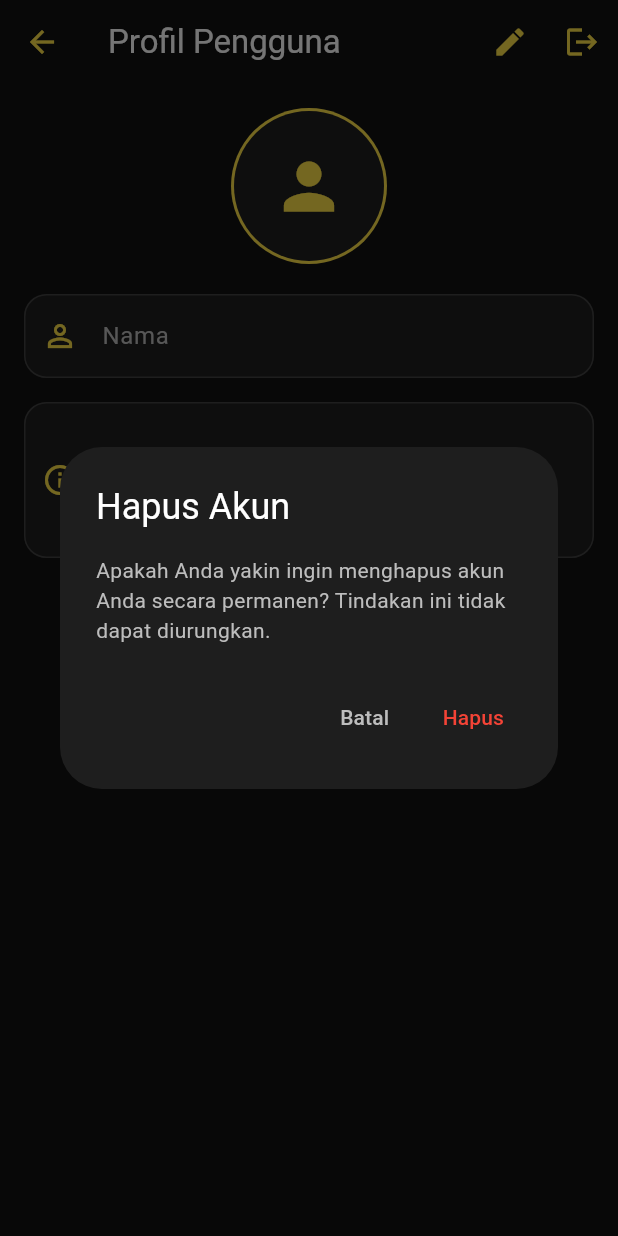
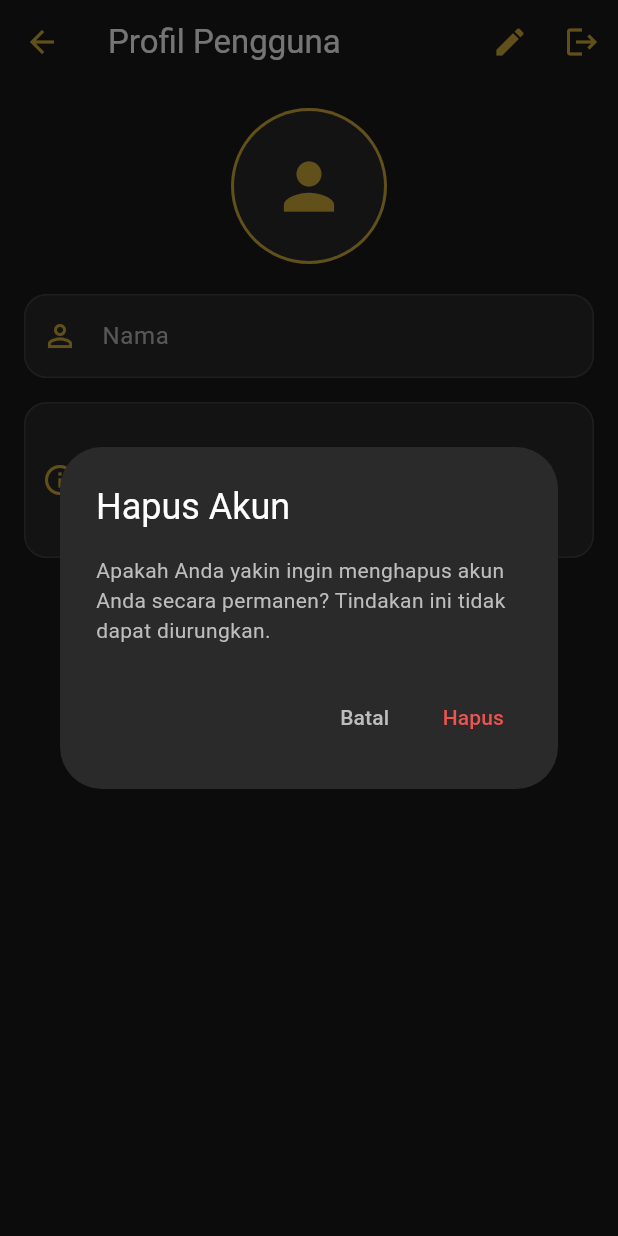
Before and after one commit to jennn1-jr/toko-novel, a Flutter app: the ProfilePage screen opened directly, after a tap on "Hapus Akun", on a phone screen of 412 x 824 dp. Run offline on Flutter 3.47's test engine with Material 3 defaults, Android fonts, the phone set to English and light mode, and no system bars; our stand-ins replace cloud_firestore, firebase_auth, firebase_core, font_awesome_flutter, pdf, printing and 1 more; accounts and stored records are empty; Roboto replaces fonts that are missing (Poppins); project files that could hold a hidden picture were left out.

Commit message:
update profile

```diff
--- a/lib/profile_page.dart
+++ b/lib/profile_page.dart
@@ -2,6 +2,7 @@ import 'package:flutter/material.dart';
 import 'package:firebase_auth/firebase_auth.dart';
 import 'package:tokonovel/login_register.dart'; // Import halaman login
 import 'package:tokonovel/models/user_models.dart';
+import 'package:tokonovel/theme.dart';
 import 'services/firestore_service.dart';
 
 class ProfilePage extends StatefulWidget {
@@ -20,11 +21,8 @@ class _ProfilePageState extends State<ProfilePage> {
   bool _isEditing = false; // State untuk mode edit
 
   // --- PALET WARNA TEMA "NOVELKU" ---
-  static const Color kBackgroundColor = Color(0xFF121212);
-  static const Color kPrimaryColor = Color(0xFFFDE047); // Estimasi kuning
-  static const Color kSecondaryTextColor = Color(0xFFBDBDBD);
-  static const Color kTextFieldColor = Color(0xFF1E1E1E);
-  static const Color kErrorColor = Colors.red;
+  // Warna spesifik sekarang akan mengikuti ValueNotifier di `theme.dart`
+  // (Dashboard menggunakan `backgroundColorNotifier` sehingga profil akan sama)
   // --- END OF PALET WARNA ---
 
   @override
@@ -62,7 +60,8 @@ class _ProfilePageState extends State<ProfilePage> {
         ScaffoldMessenger.of(context).showSnackBar(
           const SnackBar(
             content: Text('Profil berhasil diperbarui'),
-              backgroundColor: Colors.green),
+            backgroundColor: Colors.green,
+          ),
         );
         setState(() {
           _isEditing = false;
@@ -71,7 +70,8 @@ class _ProfilePageState extends State<ProfilePage> {
         ScaffoldMessenger.of(context).showSnackBar(
           SnackBar(
             content: Text('Gagal memperbarui profil: $e'),
-              backgroundColor: Colors.red),
+            backgroundColor: Colors.red,
+          ),
         );
       } finally {
         setState(() => _isLoading = false);
@@ -80,30 +80,43 @@ class _ProfilePageState extends State<ProfilePage> {
   }
 
   Future<void> _deleteAccount() async {
-    final bool confirm = await showDialog(
+    final bool confirm =
+        await showDialog<bool>(
           context: context,
-          builder: (context) => AlertDialog(
-            // --- UI DIALOG DIUBAH ---
-            backgroundColor: kTextFieldColor,
-            title: const Text('Hapus Akun',
-                style: TextStyle(color: Colors.white)),
-            content: const Text(
+          builder: (context) {
+            // Ambil tema saat ini dari notifier agar dialog ikut mode gelap/terang
+            final bg = backgroundColorNotifier.value;
+            final isDark = bg == const Color(0xFF1A1A1A);
+            final dialogBg = isDark
+                ? const Color(0xFF2A2A2A)
+                : const Color(0xFFF5F5F5);
+            final secondaryText = isDark
+                ? Colors.grey[400]!
+                : Colors.grey[700]!;
+            final errorColor = Colors.red[400]!;
+
+            return AlertDialog(
+              backgroundColor: dialogBg,
+              title: Text(
+                'Hapus Akun',
+                style: TextStyle(color: isDark ? Colors.white : Colors.black87),
+              ),
+              content: Text(
                 'Apakah Anda yakin ingin menghapus akun Anda secara permanen? Tindakan ini tidak dapat diurungkan.',
-              style: TextStyle(color: kSecondaryTextColor),
+                style: TextStyle(color: secondaryText),
               ),
               actions: [
                 TextButton(
                   onPressed: () => Navigator.of(context).pop(false),
-                child: const Text('Batal',
-                    style: TextStyle(color: kSecondaryTextColor)),
+                  child: Text('Batal', style: TextStyle(color: secondaryText)),
                 ),
                 TextButton(
                   onPressed: () => Navigator.of(context).pop(true),
-                child: const Text('Hapus', style: TextStyle(color: kErrorColor)),
+                  child: Text('Hapus', style: TextStyle(color: errorColor)),
                 ),
               ],
-            // --- END OF UI DIALOG ---
-          ),
+            );
+          },
         ) ??
         false;
 
@@ -115,7 +128,8 @@ class _ProfilePageState extends State<ProfilePage> {
           ScaffoldMessenger.of(context).showSnackBar(
             const SnackBar(
               content: Text('Akun berhasil dihapus'),
-                backgroundColor: Colors.green),
+              backgroundColor: Colors.green,
+            ),
           );
           Navigator.of(context).pushAndRemoveUntil(
             MaterialPageRoute(builder: (context) => const LoginPage()),
@@ -127,7 +141,8 @@ class _ProfilePageState extends State<ProfilePage> {
           ScaffoldMessenger.of(context).showSnackBar(
             SnackBar(
               content: Text('Gagal menghapus akun: ${e.toString()}'),
-                backgroundColor: Colors.red),
+              backgroundColor: Colors.red,
+            ),
           );
         }
       } finally {
@@ -141,21 +156,34 @@ class _ProfilePageState extends State<ProfilePage> {
 
   @override
   Widget build(BuildContext context) {
+    return ValueListenableBuilder<Color>(
+      valueListenable: backgroundColorNotifier,
+      builder: (context, backgroundColor, child) {
+        final isDarkMode = backgroundColor == const Color(0xFF1A1A1A);
+        final Color primaryColor = const Color(0xFFD4AF37);
+        final Color secondaryTextColor = isDarkMode
+            ? Colors.grey[400]!
+            : Colors.grey[700]!;
+        final Color textFieldColor = isDarkMode
+            ? const Color(0xFF2A2A2A)
+            : const Color(0xFFF5F5F5);
+        final Color textColor = isDarkMode ? Colors.white : Colors.black87;
+
         return Scaffold(
           // --- UI SCAFFOLD DIUBAH ---
-      backgroundColor: kBackgroundColor,
+          backgroundColor: backgroundColor,
           appBar: AppBar(
-        title: const Text('Profil Pengguna',
-            style: TextStyle(color: Colors.white)),
+            title: Text('Profil Pengguna', style: TextStyle(color: textColor)),
             // Mengubah warna panah kembali
             leading: IconButton(
-          icon: const Icon(Icons.arrow_back, color: kPrimaryColor),
+              icon: Icon(Icons.arrow_back, color: primaryColor),
               onPressed: () => Navigator.of(context).pop(),
             ),
-        backgroundColor: kBackgroundColor,
+            backgroundColor: backgroundColor,
             elevation: 0, // Hapus bayangan app bar
-        actionsIconTheme: const IconThemeData(
-            color: kPrimaryColor), // Ubah warna ikon di actions
+            actionsIconTheme: IconThemeData(
+              color: primaryColor,
+            ), // Ubah warna ikon di actions
             // --- END OF UI APPBAR ---
             actions: [
               StreamBuilder<UserProfile?>(
@@ -179,7 +207,8 @@ class _ProfilePageState extends State<ProfilePage> {
                             }
                           },
                   );
-              }),
+                },
+              ),
               IconButton(
                 icon: const Icon(Icons.logout),
                 onPressed: () async {
@@ -198,19 +227,26 @@ class _ProfilePageState extends State<ProfilePage> {
             builder: (context, snapshot) {
               if (snapshot.connectionState == ConnectionState.waiting) {
                 // --- UI LOADING DIUBAH ---
-            return const Center(
-                child: CircularProgressIndicator(color: kPrimaryColor));
+                return Center(
+                  child: CircularProgressIndicator(color: primaryColor),
+                );
               }
               if (snapshot.hasError) {
                 // --- UI ERROR DIUBAH ---
                 return Center(
-                child: Text('Error: ${snapshot.error}',
-                    style: const TextStyle(color: kSecondaryTextColor)));
+                  child: Text(
+                    'Error: ${snapshot.error}',
+                    style: TextStyle(color: secondaryTextColor),
+                  ),
+                );
               }
               if (!snapshot.hasData || snapshot.data == null) {
-            return const Center(
-                child: Text('Profil tidak ditemukan.',
-                    style: TextStyle(color: kSecondaryTextColor)));
+                return Center(
+                  child: Text(
+                    'Profil tidak ditemukan.',
+                    style: TextStyle(color: secondaryTextColor),
+                  ),
+                );
               }
 
               final userProfile = snapshot.data!;
@@ -233,12 +269,15 @@ class _ProfilePageState extends State<ProfilePage> {
                                 // --- UI AVATAR DIUBAH ---
                                 CircleAvatar(
                                   radius: 52,
-                              backgroundColor: kPrimaryColor,
+                                  backgroundColor: primaryColor,
                                   child: CircleAvatar(
                                     radius: 50,
-                                backgroundColor: kTextFieldColor,
-                                child: Icon(Icons.person,
-                                    size: 50, color: kPrimaryColor),
+                                    backgroundColor: textFieldColor,
+                                    child: Icon(
+                                      Icons.person,
+                                      size: 50,
+                                      color: primaryColor,
+                                    ),
                                     // Uncomment di bawah jika Anda punya photoUrl
                                     // backgroundImage: (userProfile.photoUrl != null && userProfile.photoUrl!.isNotEmpty)
                                     //     ? NetworkImage(userProfile.photoUrl!)
@@ -255,16 +294,22 @@ class _ProfilePageState extends State<ProfilePage> {
                                     right: 0,
                                     child: CircleAvatar(
                                       radius: 18,
-                                  backgroundColor: kPrimaryColor,
+                                      backgroundColor: primaryColor,
                                       child: IconButton(
-                                    icon: const Icon(Icons.camera_alt,
-                                        color: kBackgroundColor, size: 18),
+                                        icon: Icon(
+                                          Icons.camera_alt,
+                                          color: backgroundColor,
+                                          size: 18,
+                                        ),
                                         onPressed: () {
-                                      ScaffoldMessenger.of(context)
-                                          .showSnackBar(
+                                          ScaffoldMessenger.of(
+                                            context,
+                                          ).showSnackBar(
                                             const SnackBar(
                                               content: Text(
-                                                'Fitur ganti foto belum diimplementasikan.')),
+                                                'Fitur ganti foto belum diimplementasikan.',
+                                              ),
+                                            ),
                                           );
                                         },
                                       ),
@@ -279,28 +324,36 @@ class _ProfilePageState extends State<ProfilePage> {
                           TextFormField(
                             controller: _nameController,
                             enabled: _isEditing,
-                        style: const TextStyle(color: Colors.white),
+                            style: TextStyle(color: textColor),
                             decoration: InputDecoration(
                               labelText: 'Nama',
-                          labelStyle:
-                              const TextStyle(color: kSecondaryTextColor),
-                          prefixIcon:
-                              const Icon(Icons.person_outline, color: kPrimaryColor),
+                              labelStyle: TextStyle(color: secondaryTextColor),
+                              prefixIcon: Icon(
+                                Icons.person_outline,
+                                color: primaryColor,
+                              ),
                               filled: true,
-                          fillColor: kTextFieldColor,
+                              fillColor: textFieldColor,
                               enabledBorder: OutlineInputBorder(
                                 borderRadius: BorderRadius.circular(15.0),
-                            borderSide: BorderSide(color: Colors.grey[800]!),
+                                borderSide: BorderSide(
+                                  color: isDarkMode
+                                      ? Colors.grey[800]!
+                                      : Colors.grey[300]!,
+                                ),
                               ),
                               focusedBorder: OutlineInputBorder(
                                 borderRadius: BorderRadius.circular(15.0),
-                            borderSide: const BorderSide(color: kPrimaryColor),
+                                borderSide: BorderSide(color: primaryColor),
                               ),
                               disabledBorder: OutlineInputBorder(
                                 borderRadius: BorderRadius.circular(15.0),
-                            borderSide: BorderSide(color: Colors.grey[800]!),
+                                borderSide: BorderSide(
+                                  color: isDarkMode
+                                      ? Colors.grey[800]!
+                                      : Colors.grey[300]!,
                                 ),
-                          errorStyle: const TextStyle(color: kErrorColor),
+                              ),
                             ),
                             validator: (value) {
                               if (value == null || value.isEmpty) {
@@ -315,26 +368,35 @@ class _ProfilePageState extends State<ProfilePage> {
                           TextFormField(
                             controller: _bioController,
                             enabled: _isEditing,
-                        style: const TextStyle(color: Colors.white),
+                            style: TextStyle(color: textColor),
                             decoration: InputDecoration(
                               labelText: 'Bio',
-                          labelStyle:
-                              const TextStyle(color: kSecondaryTextColor),
-                          prefixIcon:
-                              const Icon(Icons.info_outline, color: kPrimaryColor),
+                              labelStyle: TextStyle(color: secondaryTextColor),
+                              prefixIcon: Icon(
+                                Icons.info_outline,
+                                color: primaryColor,
+                              ),
                               filled: true,
-                          fillColor: kTextFieldColor,
+                              fillColor: textFieldColor,
                               enabledBorder: OutlineInputBorder(
                                 borderRadius: BorderRadius.circular(15.0),
-                            borderSide: BorderSide(color: Colors.grey[800]!),
+                                borderSide: BorderSide(
+                                  color: isDarkMode
+                                      ? Colors.grey[800]!
+                                      : Colors.grey[300]!,
+                                ),
                               ),
                               focusedBorder: OutlineInputBorder(
                                 borderRadius: BorderRadius.circular(15.0),
-                            borderSide: const BorderSide(color: kPrimaryColor),
+                                borderSide: BorderSide(color: primaryColor),
                               ),
                               disabledBorder: OutlineInputBorder(
                                 borderRadius: BorderRadius.circular(15.0),
-                            borderSide: BorderSide(color: Colors.grey[800]!),
+                                borderSide: BorderSide(
+                                  color: isDarkMode
+                                      ? Colors.grey[800]!
+                                      : Colors.grey[300]!,
+                                ),
                               ),
                             ),
                             maxLines: 3,
@@ -345,17 +407,24 @@ class _ProfilePageState extends State<ProfilePage> {
                           if (!_isEditing)
                             Center(
                               child: TextButton.icon(
-                            icon: const Icon(Icons.delete_forever,
-                                color: kErrorColor),
-                            label: const Text('Hapus Akun',
-                                style: TextStyle(color: kErrorColor)),
+                                icon: Icon(
+                                  Icons.delete_forever,
+                                  color: Colors.red[400],
+                                ),
+                                label: Text(
+                                  'Hapus Akun',
+                                  style: TextStyle(color: Colors.red[400]),
+                                ),
                                 onPressed: _isLoading ? null : _deleteAccount,
                                 style: TextButton.styleFrom(
-                              padding: const EdgeInsets.symmetric(horizontal: 20, vertical: 12),
+                                  padding: const EdgeInsets.symmetric(
+                                    horizontal: 20,
+                                    vertical: 12,
+                                  ),
                                   shape: RoundedRectangleBorder(
                                     borderRadius: BorderRadius.circular(30.0),
-                                side: const BorderSide(color: kErrorColor)
-                              )
+                                    side: BorderSide(color: Colors.red[400]!),
+                                  ),
                                 ),
                               ),
                             ),
@@ -367,9 +436,9 @@ class _ProfilePageState extends State<ProfilePage> {
                   // --- UI LOADING OVERLAY DIUBAH ---
                   if (_isLoading)
                     Container(
-                  color: kBackgroundColor.withOpacity(0.7),
-                  child: const Center(
-                    child: CircularProgressIndicator(color: kPrimaryColor),
+                      color: backgroundColor.withOpacity(0.7),
+                      child: Center(
+                        child: CircularProgressIndicator(color: primaryColor),
                       ),
                     ),
                 ],
@@ -377,5 +446,7 @@ class _ProfilePageState extends State<ProfilePage> {
             },
           ),
         );
+      },
+    );
   }
 }
--- a/pubspec.yaml
+++ b/pubspec.yaml
@@ -20,6 +20,8 @@ dependencies:
   printing: ^5.10.0
   font_awesome_flutter: ^10.7.0
   url_launcher: ^6.2.6
+  firebase_storage: ^13.0.3
+  image_picker: ^1.2.0
 
 dev_dependencies:
   flutter_test:
```
Also changed, not shown: pubspec.lock, 5 other files. Lines whose indentation alone changed are shown as unchanged.
